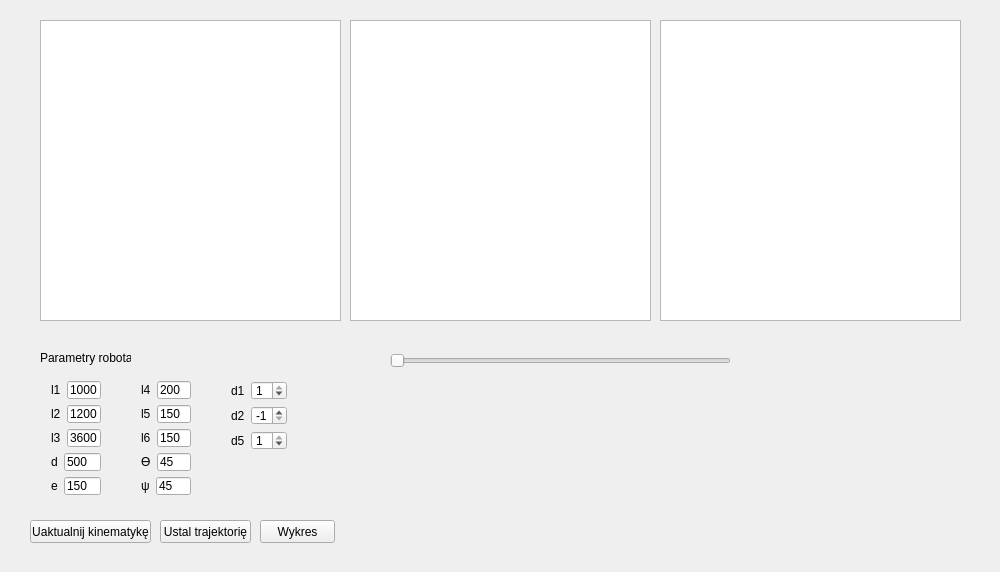
First picture: the form in mainwindow.ui, repository icprog/zbr, before the edit.
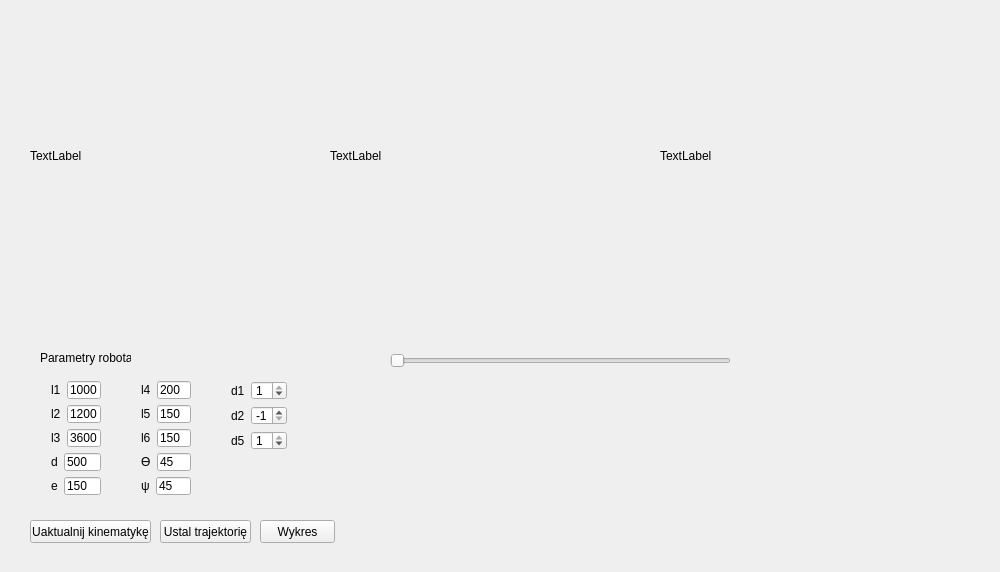
Second picture: the form after the edit.

Patch:
```diff
--- a/mainwindow.ui
+++ b/mainwindow.ui
@@ -324,36 +324,6 @@
      </item>
     </layout>
    </widget>
-   <widget class="QGraphicsView" name="XZView">
-    <property name="geometry">
-     <rect>
-      <x>40</x>
-      <y>20</y>
-      <width>301</width>
-      <height>301</height>
-     </rect>
-    </property>
-   </widget>
-   <widget class="QGraphicsView" name="YZView">
-    <property name="geometry">
-     <rect>
-      <x>350</x>
-      <y>20</y>
-      <width>301</width>
-      <height>301</height>
-     </rect>
-    </property>
-   </widget>
-   <widget class="QGraphicsView" name="XYView">
-    <property name="geometry">
-     <rect>
-      <x>660</x>
-      <y>20</y>
-      <width>301</width>
-      <height>301</height>
-     </rect>
-    </property>
-   </widget>
    <widget class="QLabel" name="label_20">
     <property name="geometry">
      <rect>
@@ -406,6 +376,45 @@
      <enum>Qt::Horizontal</enum>
     </property>
    </widget>
+   <widget class="QLabel" name="XYView">
+    <property name="geometry">
+     <rect>
+      <x>30</x>
+      <y>30</y>
+      <width>261</width>
+      <height>251</height>
+     </rect>
+    </property>
+    <property name="text">
+     <string>TextLabel</string>
+    </property>
+   </widget>
+   <widget class="QLabel" name="XZView">
+    <property name="geometry">
+     <rect>
+      <x>330</x>
+      <y>30</y>
+      <width>261</width>
+      <height>251</height>
+     </rect>
+    </property>
+    <property name="text">
+     <string>TextLabel</string>
+    </property>
+   </widget>
+   <widget class="QLabel" name="YZView">
+    <property name="geometry">
+     <rect>
+      <x>660</x>
+      <y>30</y>
+      <width>261</width>
+      <height>251</height>
+     </rect>
+    </property>
+    <property name="text">
+     <string>TextLabel</string>
+    </property>
+   </widget>
   </widget>
  </widget>
  <layoutdefault spacing="6" margin="11"/>
```
